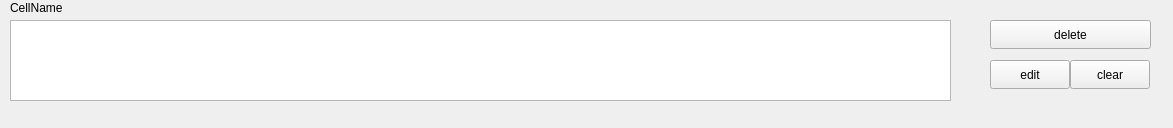
The window that UI/w_deck/NewCell/newcell.ui (Saigz/task_tracker_qt) describes before a commit, drawn with Qt 5.
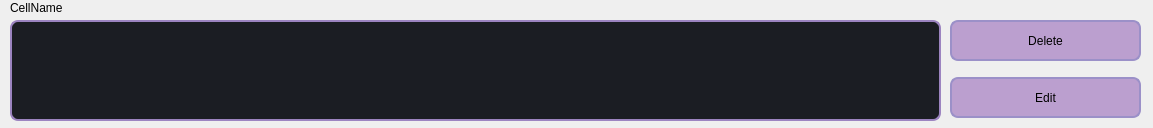
The same window after the commit.

What changed in the file:
```diff
--- a/UI/w_deck/NewCell/newcell.ui
+++ b/UI/w_deck/NewCell/newcell.ui
@@ -6,7 +6,7 @@
    <rect>
     <x>0</x>
     <y>0</y>
-    <width>1173</width>
+    <width>1153</width>
     <height>128</height>
    </rect>
   </property>
@@ -16,14 +16,33 @@
   <widget class="QPushButton" name="deleteButton">
    <property name="geometry">
     <rect>
-     <x>990</x>
+     <x>950</x>
      <y>20</y>
-     <width>161</width>
-     <height>29</height>
+     <width>191</width>
+     <height>41</height>
     </rect>
    </property>
+   <property name="styleSheet">
+    <string notr="true">QPushButton {
+ border: 2px solid  rgb(155, 144, 200);
+ border-radius: 8px;
+ padding-left: auto;
+    padding-right: auto;
+ color: rgb(0, 0, 0);
+ background-color: rgb(187, 159, 207);
+ font: 600 12pt &quot;Montserrat SemiBold&quot;;
+}
+QPushButton:hover {
+ border: 2px solid rgb(156, 132, 192);
+ background-color: rgb(156, 132, 192);
+}
+QPushButton:focus {
+ border: 2px solid rgb(109, 86, 154);
+
+}</string>
+   </property>
    <property name="text">
-    <string>delete</string>
+    <string>Delete</string>
    </property>
   </widget>
   <widget class="QTextEdit" name="textEdit">
@@ -31,20 +50,45 @@
     <rect>
      <x>10</x>
      <y>20</y>
-     <width>941</width>
-     <height>81</height>
+     <width>931</width>
+     <height>101</height>
     </rect>
    </property>
+   <property name="styleSheet">
+    <string notr="true">QTextEdit {
+	border: 2px solid rgb(156, 132, 192);
+	border-radius: 8px;
+	padding-left: auto;
+    padding-right: auto;
+	color: rgb(255, 255, 255);
+	background-color: rgb(27, 29, 35);
+	font: 600 11pt &quot;Montserrat SemiBold&quot;;
+}
+QTextEdit:hover {
+	border: 2px solid rgb(48, 50, 62);
+}
+QTextEdit:focus {
+	border: 2px solid rgb(48, 50, 62);
+	background-color: rgb(43, 45, 56);
+}
+
+</string>
+   </property>
   </widget>
   <widget class="QLabel" name="cellLabel">
    <property name="geometry">
     <rect>
      <x>10</x>
      <y>0</y>
-     <width>65</width>
+     <width>131</width>
      <height>16</height>
     </rect>
    </property>
+   <property name="styleSheet">
+    <string notr="true">QLabel {
+	font: 600 10pt &quot;Montserrat SemiBold&quot;;
+}</string>
+   </property>
    <property name="text">
     <string>CellName</string>
    </property>
@@ -52,27 +96,33 @@
   <widget class="QPushButton" name="editLabelButton">
    <property name="geometry">
     <rect>
-     <x>990</x>
-     <y>60</y>
-     <width>80</width>
-     <height>29</height>
+     <x>950</x>
+     <y>77</y>
+     <width>191</width>
+     <height>41</height>
     </rect>
    </property>
-   <property name="text">
-    <string>edit</string>
+   <property name="styleSheet">
+    <string notr="true">QPushButton {
+ border: 2px solid  rgb(155, 144, 200);
+ border-radius: 8px;
+ padding-left: auto;
+    padding-right: auto;
+ color: rgb(0, 0, 0);
+ background-color: rgb(187, 159, 207);
+ font: 600 12pt &quot;Montserrat SemiBold&quot;;
+}
+QPushButton:hover {
+ border: 2px solid rgb(156, 132, 192);
+ background-color: rgb(156, 132, 192);
+}
+QPushButton:focus {
+ border: 2px solid rgb(109, 86, 154);
+
+}</string>
    </property>
-  </widget>
-  <widget class="QPushButton" name="clearButton">
-   <property name="geometry">
-    <rect>
-     <x>1070</x>
-     <y>60</y>
-     <width>80</width>
-     <height>29</height>
-    </rect>
-   </property>
    <property name="text">
-    <string>clear</string>
+    <string>Edit</string>
    </property>
   </widget>
  </widget>
```
